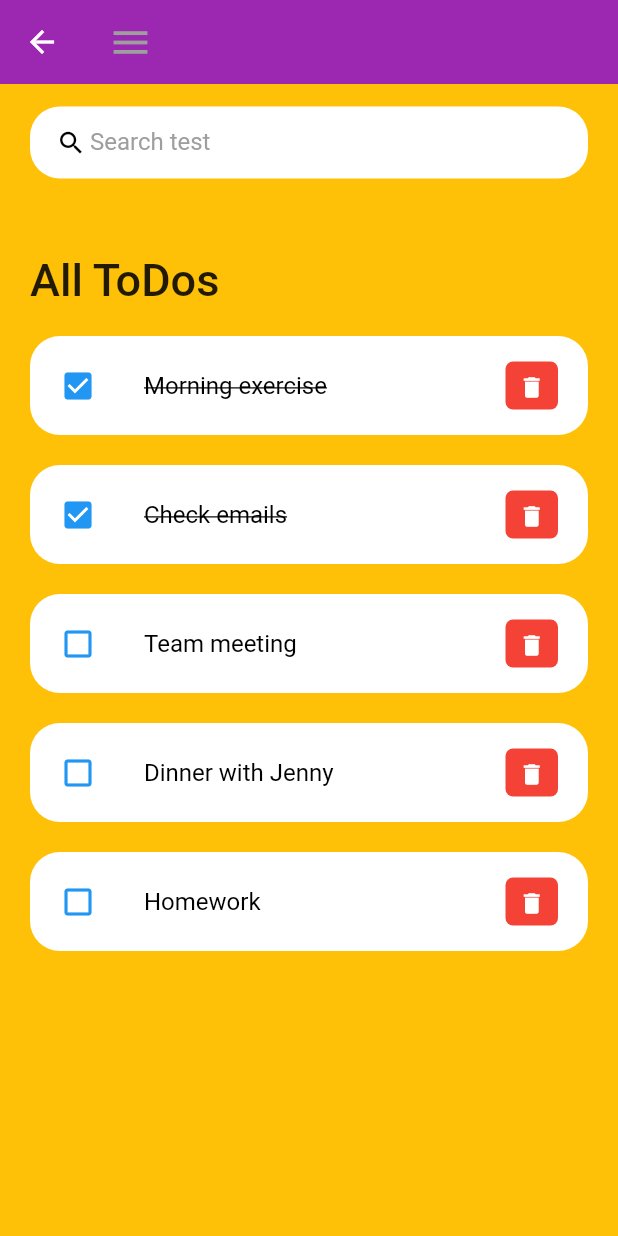
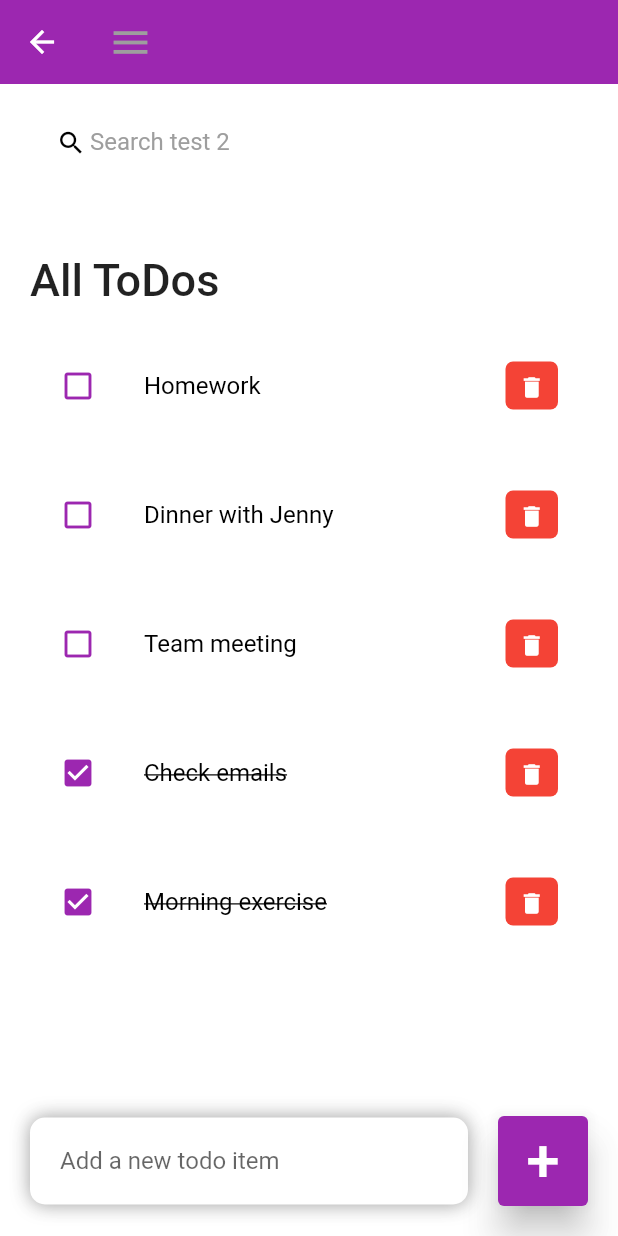
Before and after one commit to leadmrn/todos, a Flutter app: the Home screen opened directly, on a phone screen of 412 x 824 dp. Run offline on Flutter 3.47's test engine with Material 2 defaults, Android fonts, the phone set to English and light mode, and no system bars; our stand-ins replace image_picker, shared_preferences; accounts and stored records are empty; network calls fail.

Commit message:
add functionnality on todos page

```diff
--- a/lib/constants/colors.dart
+++ /dev/null
@@ -1,4 +0,0 @@
- import 'package:flutter/material.dart';
-
-const Color tdPurple = Colors.purple;
-const Color tdGrey = Colors.grey;
--- a/lib/screens/home.dart
+++ b/lib/screens/home.dart
@@ -1,42 +1,163 @@
 import 'package:flutter/material.dart';
 import 'package:todos/model/todo.dart';
-import 'package:todos/widget/searchbox.dart';
 import 'package:todos/widget/todo_item.dart';
 import '../widget/appbar.dart';
 
-class Home extends StatelessWidget {
-  Home({super.key});
+class Home extends StatefulWidget {
+  const Home({super.key});
 
+  @override
+  State<Home> createState() => _HomeState();
+}
+
+class _HomeState extends State<Home> {
   final todosList = ToDo.todosList();
+  List<ToDo> _foundToDo = [];
+  final _todoController = TextEditingController();
+
+  @override
+  void initState() {
+    _foundToDo = todosList;
+    super.initState();
+  }
 
   @override
   Widget build(BuildContext context) {
     return Scaffold(
-      backgroundColor: Colors.amber,
+        backgroundColor: Colors.white70,
         appBar: buildAppBar(context),
-      body: Container(
-          padding: EdgeInsets.symmetric(horizontal: 20, vertical: 15),
+        body: Stack(
+          children: [
+            Container(
+                padding:
+                    const EdgeInsets.symmetric(horizontal: 20, vertical: 15),
                 child: Column(
                   children: [
-              searchBox(),
+                    search(),
                     Expanded(
                         child: ListView(
                       children: [
                         Container(
-                      margin: EdgeInsets.only(top: 50, bottom: 20),
-                      child: Text(
+                            margin: const EdgeInsets.only(top: 50, bottom: 20),
+                            child: const Text(
                               'All ToDos',
                               style: TextStyle(
                                   fontSize: 30, fontWeight: FontWeight.w500),
                             )),
-                  for (ToDo todoo in todosList)
+                        for (ToDo todoo in _foundToDo.reversed)
                           ToDoItem(
                             todo: todoo,
+                            onToDoChanged: _handleToDoChange,
+                            onDeleteItem: _deleteToDoItem,
                           )
                       ],
                     ))
                   ],
                 )),
-    );
+            Align(
+              alignment: Alignment.bottomCenter,
+              child: Row(
+                children: [
+                  Expanded(
+                      child: Container(
+                    margin:
+                        const EdgeInsets.only(bottom: 20, right: 20, left: 20),
+                    padding:
+                        const EdgeInsets.symmetric(horizontal: 20, vertical: 5),
+                    decoration: BoxDecoration(
+                      color: Colors.white,
+                      boxShadow: const [
+                        BoxShadow(
+                            color: Colors.grey,
+                            offset: Offset(0.0, 0.0),
+                            blurRadius: 10.0,
+                            spreadRadius: 0.0)
+                      ],
+                      borderRadius: BorderRadius.circular(10),
+                    ),
+                    child: TextField(
+                      controller: _todoController,
+                      decoration: const InputDecoration(
+                          hintText: 'Add a new todo item',
+                          border: InputBorder.none),
+                    ),
+                  )),
+                  Container(
+                    margin: const EdgeInsets.only(bottom: 20, right: 20),
+                    child: ElevatedButton(
+                      onPressed: () {
+                        _addToDoItem(_todoController.text);
+                      },
+                      style: ElevatedButton.styleFrom(
+                          backgroundColor: Colors.purple,
+                          minimumSize: const Size(60, 60),
+                          elevation: 10),
+                      child: const Text(
+                        '+',
+                        style: TextStyle(fontSize: 40),
+                      ),
+                    ),
+                  )
+                ],
+              ),
+            )
+          ],
+        ));
+  }
+
+  void _handleToDoChange(ToDo todo) {
+    setState(() {
+      todo.isDone = !todo.isDone;
+    });
+  }
+
+  void _deleteToDoItem(String id) {
+    setState(() {
+      todosList.removeWhere((element) => element.id == id);
+    });
+  }
+
+  void _addToDoItem(String toDo) {
+    setState(() {
+      todosList.add(ToDo(
+          id: DateTime.now().millisecondsSinceEpoch.toString(),
+          todoText: toDo));
+    });
+    _todoController.clear();
+  }
+
+  void _runFilter(String enteredKeyword) {
+    List<ToDo> results = [];
+    if (enteredKeyword.isEmpty) {
+      results = todosList;
+    } else {
+      results = todosList
+          .where((element) => element.todoText!
+              .toLowerCase()
+              .contains(enteredKeyword.toLowerCase()))
+          .toList();
+    }
+
+    setState(() {
+      _foundToDo = results;
+    });
+  }
+
+  Widget search() {
+    return Container(
+        padding: const EdgeInsets.symmetric(horizontal: 15),
+        decoration: BoxDecoration(
+            color: Colors.white, borderRadius: BorderRadius.circular(20)),
+        child: TextField(
+          onChanged: (value) => _runFilter(value),
+          decoration: const InputDecoration(
+              contentPadding: EdgeInsets.all(0),
+              prefixIcon: Icon(Icons.search, color: Colors.black, size: 20),
+              prefixIconConstraints:
+                  BoxConstraints(maxHeight: 20, minWidth: 25),
+              border: InputBorder.none,
+              hintText: 'Search test 2',
+              hintStyle: TextStyle(color: Colors.grey)),
+        ));
   }
 }
--- a/lib/widget/appbar.dart
+++ b/lib/widget/appbar.dart
@@ -1,14 +1,13 @@
 import 'package:flutter/material.dart';
-import 'package:todos/constants/colors.dart';
 
 AppBar buildAppBar(BuildContext context) {
   return AppBar(
       elevation: 0,
-      backgroundColor: tdPurple,
+      backgroundColor: Colors.purple,
       title: Row(
         mainAxisAlignment: MainAxisAlignment.spaceBetween,
         children: [
-          Icon(Icons.menu, color: tdGrey, size: 30),
+          Icon(Icons.menu, color: Colors.grey, size: 30),
           Container(
             height: 40,
             width: 40,
--- a/lib/widget/searchbox.dart
+++ /dev/null
@@ -1,24 +0,0 @@
-import 'package:flutter/material.dart';
-import 'package:flutter/widgets.dart';
-
-class searchBox extends StatelessWidget {
-  const searchBox({super.key});
-
-  @override
-  Widget build(BuildContext context) {
-    return Container(
-        padding: EdgeInsets.symmetric(horizontal: 15),
-        decoration: BoxDecoration(
-            color: Colors.white, borderRadius: BorderRadius.circular(20)),
-        child: TextField(
-          decoration: InputDecoration(
-              contentPadding: EdgeInsets.all(0),
-              prefixIcon: Icon(Icons.search, color: Colors.black, size: 20),
-              prefixIconConstraints:
-                  BoxConstraints(maxHeight: 20, minWidth: 25),
-              border: InputBorder.none,
-              hintText: 'Search test',
-              hintStyle: TextStyle(color: Colors.grey)),
-        ));
-  }
-}
--- a/lib/widget/todo_item.dart
+++ b/lib/widget/todo_item.dart
@@ -3,29 +3,38 @@ import 'package:todos/model/todo.dart';
 
 class ToDoItem extends StatelessWidget {
   final ToDo todo;
+  final onToDoChanged;
+  final onDeleteItem;
 
-  const ToDoItem({Key? key, required this.todo}) : super(key: key);
+  const ToDoItem(
+      {Key? key,
+      required this.todo,
+      required this.onToDoChanged,
+      required this.onDeleteItem})
+      : super(key: key);
 
   @override
   Widget build(BuildContext context) {
     return Container(
-      margin: EdgeInsets.only(bottom: 20),
+      margin: const EdgeInsets.only(bottom: 20),
       child: ListTile(
-        onTap: () {},
+        onTap: () {
+          onToDoChanged(todo);
+        },
         shape: RoundedRectangleBorder(borderRadius: BorderRadius.circular(20)),
-        contentPadding: EdgeInsets.symmetric(horizontal: 20, vertical: 5),
+        contentPadding: const EdgeInsets.symmetric(horizontal: 20, vertical: 5),
         tileColor: Colors.white,
         leading: Icon(
             todo.isDone ? Icons.check_box : Icons.check_box_outline_blank,
-            color: Colors.blue),
+            color: Colors.purple),
         title: Text(todo.todoText!,
             style: TextStyle(
                 fontSize: 16,
                 color: Colors.black,
                 decoration: todo.isDone ? TextDecoration.lineThrough : null)),
         trailing: Container(
-          padding: EdgeInsets.all(0),
-          margin: EdgeInsets.symmetric(vertical: 12),
+          padding: const EdgeInsets.all(0),
+          margin: const EdgeInsets.symmetric(vertical: 12),
           height: 35,
           width: 35,
           decoration: BoxDecoration(
@@ -33,8 +42,10 @@ class ToDoItem extends StatelessWidget {
           child: IconButton(
             color: Colors.white,
             iconSize: 18,
-            icon: Icon(Icons.delete),
-            onPressed: () {},
+            icon: const Icon(Icons.delete),
+            onPressed: () {
+              onDeleteItem(todo.id);
+            },
           ),
         ),
       ),
```
Lines whose indentation alone changed are shown as unchanged.
